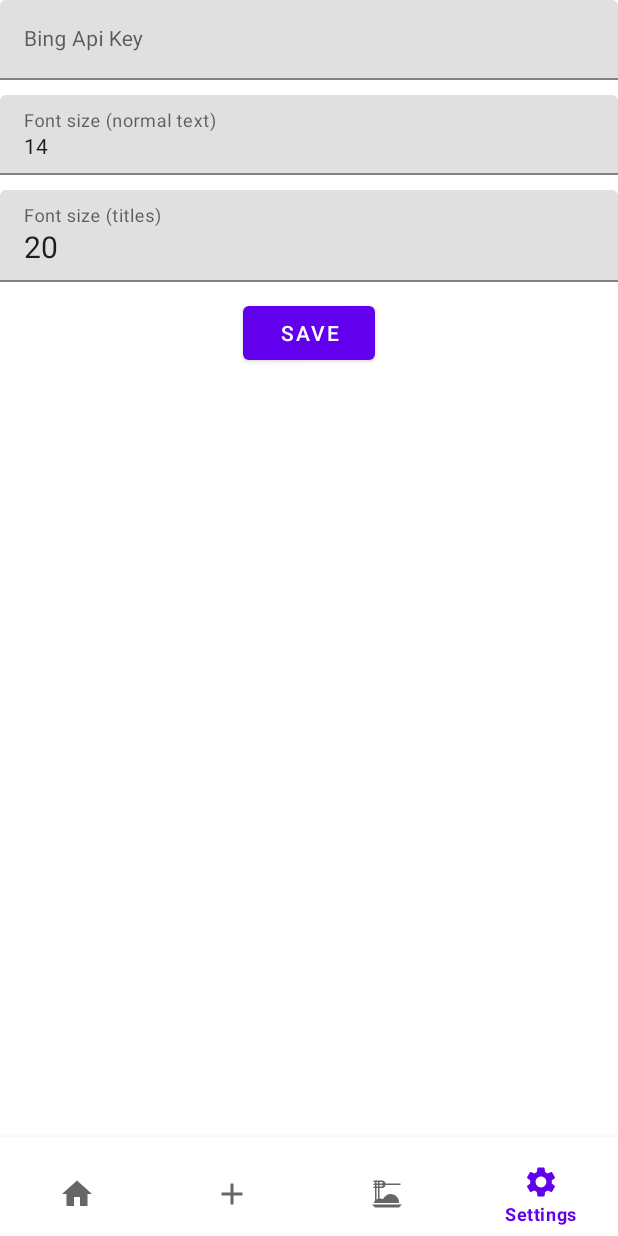
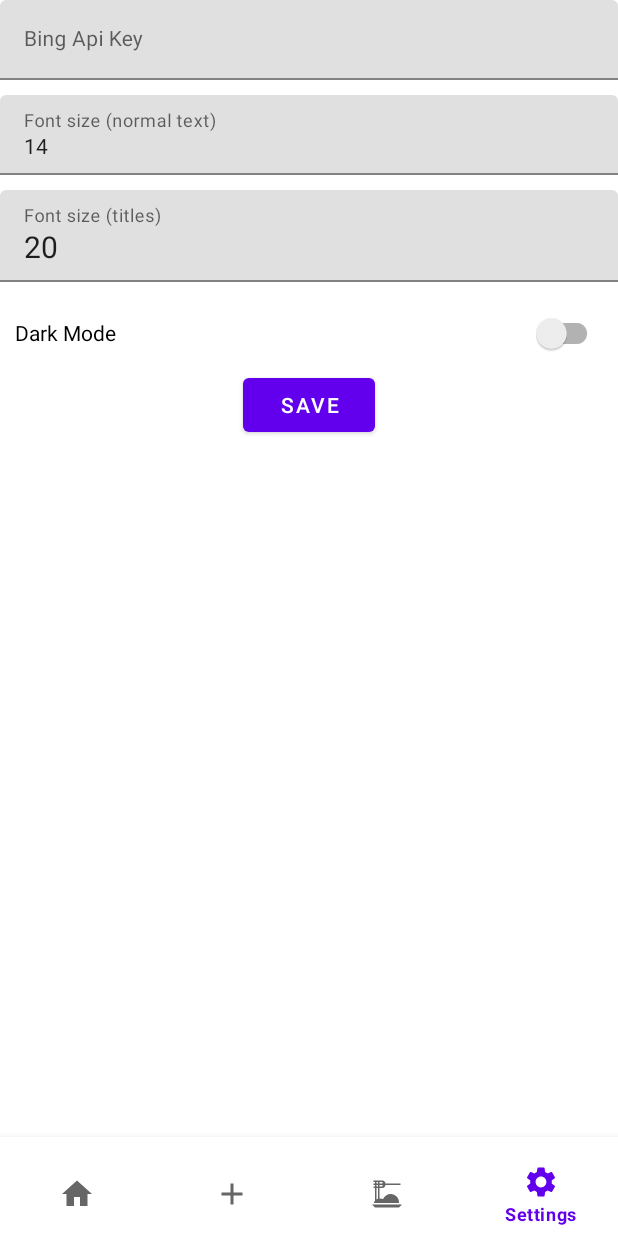
Before and after one commit to Nrojt/Dish-Dex, an Android app: the screen it shows after launch (MainActivity), item 4 of the bottom bar chosen, on a phone screen of 412 x 824 dp. Run offline under Robolectric (Android 15) with nearby library versions, the phone set to English and light mode, and no system bars.

Commit message:
- Updated to gradle 8.0.1 - Dark mode switch - Fixes to text on dark mode

```diff
--- a/app/src/main/java/com/nrojt/dishdex/MainActivity.java
+++ b/app/src/main/java/com/nrojt/dishdex/MainActivity.java
@@ -1,11 +1,13 @@
 package com.nrojt.dishdex;
 
 import android.content.SharedPreferences;
+import android.content.res.Configuration;
 import android.os.Bundle;
 import android.util.Log;
 
 import androidx.activity.OnBackPressedCallback;
 import androidx.appcompat.app.AppCompatActivity;
+import androidx.appcompat.app.AppCompatDelegate;
 import androidx.fragment.app.Fragment;
 import androidx.fragment.app.FragmentManager;
 import androidx.fragment.app.FragmentTransaction;
@@ -43,6 +45,25 @@ public class MainActivity extends AppCompatActivity implements FragmentManager.O
         //Setting the font size
         FontUtils.setTextFontSize(sharedPreferences.getInt(SettingsFragment.FONT_SIZE, 14));
         FontUtils.setTitleFontSize(sharedPreferences.getInt(SettingsFragment.FONT_SIZE_TITLES, 20));
+
+        //Setting the dark mode
+        // Get the current system theme
+        int nightModeFlags = getResources().getConfiguration().uiMode & Configuration.UI_MODE_NIGHT_MASK;
+
+        // Check if the system is in night mode
+        boolean defaultDarkMode = nightModeFlags == Configuration.UI_MODE_NIGHT_YES;
+
+        mainActivityViewModel.setDarkModeLiveData(sharedPreferences.getBoolean(SettingsFragment.DARK_MODE, defaultDarkMode));
+
+        //setting an observer for the dark mode
+        mainActivityViewModel.getDarkModeLiveData().observe(this, darkMode -> {
+            if (darkMode) {
+                AppCompatDelegate.setDefaultNightMode(AppCompatDelegate.MODE_NIGHT_YES);
+            } else {
+                AppCompatDelegate.setDefaultNightMode(AppCompatDelegate.MODE_NIGHT_NO);
+            }
+            //recreate();
+        });
 
         getSupportFragmentManager().addOnBackStackChangedListener(this);
 
--- a/app/src/main/java/com/nrojt/dishdex/backend/viewmodels/MainActivityViewModel.java
+++ b/app/src/main/java/com/nrojt/dishdex/backend/viewmodels/MainActivityViewModel.java
@@ -1,8 +1,19 @@
 package com.nrojt.dishdex.backend.viewmodels;
 
+import androidx.lifecycle.MutableLiveData;
 import androidx.lifecycle.ViewModel;
 
 public class MainActivityViewModel extends ViewModel {
+    private MutableLiveData<Boolean> darkModeLiveData = new MutableLiveData<>();
+
+    public MutableLiveData<Boolean> getDarkModeLiveData() {
+        return darkModeLiveData;
+    }
+
+    public void setDarkModeLiveData(boolean darkMode) {
+        darkModeLiveData.setValue(darkMode);
+    }
+
     public MainActivityViewModel() {
     }
 }
--- a/app/src/main/java/com/nrojt/dishdex/fragments/SettingsFragment.java
+++ b/app/src/main/java/com/nrojt/dishdex/fragments/SettingsFragment.java
@@ -2,6 +2,7 @@ package com.nrojt.dishdex.fragments;
 
 import android.content.Context;
 import android.content.SharedPreferences;
+import android.content.res.Configuration;
 import android.os.Bundle;
 import android.view.LayoutInflater;
 import android.view.View;
@@ -9,11 +10,13 @@ import android.view.ViewGroup;
 import android.widget.Button;
 import android.widget.Toast;
 
+import androidx.appcompat.widget.SwitchCompat;
 import androidx.fragment.app.Fragment;
 import androidx.lifecycle.ViewModelProvider;
 
 import com.google.android.material.textfield.TextInputLayout;
 import com.nrojt.dishdex.R;
+import com.nrojt.dishdex.backend.viewmodels.MainActivityViewModel;
 import com.nrojt.dishdex.backend.viewmodels.SettingsFragmentViewModel;
 import com.nrojt.dishdex.utils.viewmodel.FontUtils;
 
@@ -24,17 +27,21 @@ public class SettingsFragment extends Fragment {
     private TextInputLayout fontSizeTextInput;
     private TextInputLayout fontSizeTitleTextInput;
     private Button saveSettingsButton;
+    private SwitchCompat darkModeSwitch;
 
     private String bingApiKey;
     private int fontSize;
     private int fontSizeTitles;
+    private boolean darkMode;
 
     public static final String SHARED_PREFS = "SharedPrefs";
     public static final String BING_API_KEY = "bingApiKey";
     public static final String FONT_SIZE = "fontSize";
     public static final String FONT_SIZE_TITLES = "fontSizeTitles";
+    public static final String DARK_MODE = "darkMode";
 
     private SettingsFragmentViewModel viewModel;
+    private MainActivityViewModel mainActivityViewModel;
 
     private static final String ARG_PARAM1 = "param1";
     private static final String ARG_PARAM2 = "param2";
@@ -63,6 +70,7 @@ public class SettingsFragment extends Fragment {
             mParam2 = getArguments().getString(ARG_PARAM2);
         }
         viewModel = new ViewModelProvider(requireActivity()).get(SettingsFragmentViewModel.class);
+        mainActivityViewModel = new ViewModelProvider(requireActivity()).get(MainActivityViewModel.class);
     }
 
     @Override
@@ -76,6 +84,7 @@ public class SettingsFragment extends Fragment {
         saveSettingsButton = view.findViewById(R.id.saveSettingsButton);
         fontSizeTextInput = view.findViewById(R.id.fontSizeTextInput);
         fontSizeTitleTextInput = view.findViewById(R.id.fontSizeTitleTextInput);
+        darkModeSwitch = view.findViewById(R.id.darkModeSwitch);
 
 
         //Saving the settings to shared preferences (local storage) when the save button is clicked
@@ -83,6 +92,7 @@ public class SettingsFragment extends Fragment {
             bingApiKey = bingApiKeyTextInput.getEditText().getText().toString();
             fontSize = Integer.parseInt(fontSizeTextInput.getEditText().getText().toString());
             fontSizeTitles = Integer.parseInt(fontSizeTitleTextInput.getEditText().getText().toString());
+            darkMode = darkModeSwitch.isChecked();
 
             if(fontSize > 32){
                 Toast.makeText(getActivity().getApplicationContext(), "Font size too large", Toast.LENGTH_SHORT).show();
@@ -137,11 +147,13 @@ public class SettingsFragment extends Fragment {
         editor.putString(BING_API_KEY, bingApiKey);
         editor.putInt(FONT_SIZE, fontSize);
         editor.putInt(FONT_SIZE_TITLES, fontSizeTitles);
+        editor.putBoolean(DARK_MODE, darkMode);
         editor.apply();
 
         //Setting the static variables in FontUtils to the new values
         FontUtils.setTextFontSize(fontSize);
         FontUtils.setTitleFontSize(fontSizeTitles);
+        mainActivityViewModel.setDarkModeLiveData(darkMode);
 
         //Updating the font sizes
         setFontSizes();
@@ -155,10 +167,19 @@ public class SettingsFragment extends Fragment {
         int loadedFontSize = sharedPreferences.getInt(FONT_SIZE, 14);
         int loadedFontSizeTitles = sharedPreferences.getInt(FONT_SIZE_TITLES, 20);
 
+        // Get the current system theme
+        int nightModeFlags = getContext().getResources().getConfiguration().uiMode & Configuration.UI_MODE_NIGHT_MASK;
+
+        // Check if the system is in night mode
+        boolean defaultDarkMode = nightModeFlags == Configuration.UI_MODE_NIGHT_YES;
+
+        boolean loadedDarkMode = sharedPreferences.getBoolean(DARK_MODE, defaultDarkMode);
+
         //Setting the text in the text input to the api key that was loaded in
         bingApiKeyTextInput.getEditText().setText(loadedApiKey);
         fontSizeTextInput.getEditText().setText(String.valueOf(loadedFontSize));
         fontSizeTitleTextInput.getEditText().setText(String.valueOf(loadedFontSizeTitles));
+        darkModeSwitch.setChecked(loadedDarkMode);
     }
 
     private void setFontSizes() {
--- a/app/src/main/res/layout/fragment_add_category.xml
+++ b/app/src/main/res/layout/fragment_add_category.xml
@@ -12,8 +12,7 @@
         android:layout_height="wrap_content"
         android:layout_gravity="center"
         android:text="Add a category"
-        android:textSize="32sp"
-        android:textColor="@color/black" />
+        android:textSize="32sp" />
 
     <EditText
         android:id="@+id/categoryNameEditText"
--- a/app/src/main/res/layout/fragment_home_page.xml
+++ b/app/src/main/res/layout/fragment_home_page.xml
@@ -15,7 +15,6 @@
         android:layout_marginTop="10dp"
         android:layout_marginEnd="10dp"
         android:text="Hello"
-        android:textColor="@color/black"
         android:textSize="48sp"
         android:textStyle="bold"
         ads:layout_constraintEnd_toEndOf="parent"
@@ -30,7 +29,6 @@
         android:layout_marginTop="10dp"
         android:layout_marginEnd="10dp"
         android:text="Date"
-        android:textColor="@color/black"
         ads:layout_constraintEnd_toEndOf="parent"
         ads:layout_constraintHorizontal_bias="0.0"
         ads:layout_constraintStart_toStartOf="parent"
@@ -44,7 +42,6 @@
         android:layout_marginTop="10dp"
         android:layout_marginEnd="10dp"
         android:text="Time"
-        android:textColor="@color/black"
         ads:layout_constraintEnd_toEndOf="parent"
         ads:layout_constraintStart_toStartOf="parent"
         ads:layout_constraintTop_toBottomOf="@+id/dateTextView" />
@@ -57,7 +54,6 @@
         android:layout_marginTop="10dp"
         android:layout_marginEnd="10dp"
         android:text="You do not have any saved recipes for this time of the day."
-        android:textColor="@color/black"
         android:textSize="20sp"
         ads:layout_constraintEnd_toStartOf="parent"
         ads:layout_constraintStart_toStartOf="parent"
@@ -85,7 +81,6 @@
                 android:layout_height="wrap_content"
                 android:layout_marginStart="10dp"
                 android:text="Title"
-                android:textColor="@color/black"
                 android:textSize="20sp"
                 android:textStyle="bold"
                 app:layout_constraintStart_toStartOf="parent"
@@ -120,7 +115,6 @@
         android:layout_marginTop="10dp"
         android:layout_marginEnd="10dp"
         android:text="Other recipe's"
-        android:textColor="@color/black"
         android:textStyle="bold"
         ads:layout_constraintEnd_toStartOf="@+id/greetingsTextView"
         ads:layout_constraintStart_toStartOf="parent"
--- a/app/src/main/res/layout/fragment_settings.xml
+++ b/app/src/main/res/layout/fragment_settings.xml
@@ -57,7 +57,17 @@
         android:layout_width="wrap_content"
         android:layout_height="wrap_content"
         android:layout_centerInParent="true"
-        android:layout_below="@id/fontSizeTitleTextInput"
+        android:layout_below="@id/darkModeSwitch"
         android:text="Save" />
 
+    <androidx.appcompat.widget.SwitchCompat
+        android:id="@+id/darkModeSwitch"
+        android:layout_width="match_parent"
+        android:layout_height="wrap_content"
+        android:layout_below="@id/fontSizeTitleTextInput"
+        android:layout_marginStart="10dp"
+        android:layout_marginEnd="10dp"
+        android:minHeight="48dp"
+        android:text="Dark Mode" />
+
 </RelativeLayout>
--- a/app/src/main/res/layout/saved_categories_row.xml
+++ b/app/src/main/res/layout/saved_categories_row.xml
@@ -21,7 +21,6 @@
                 android:layout_marginStart="10dp"
                 android:layout_marginEnd="10dp"
                 android:text="Title"
-                android:textColor="@color/black"
                 android:textSize="20sp"
                 android:textStyle="bold"
                 app:layout_constraintEnd_toEndOf="parent"
--- a/app/src/main/res/layout/saved_recipes_row.xml
+++ b/app/src/main/res/layout/saved_recipes_row.xml
@@ -20,7 +20,6 @@
                 android:layout_height="wrap_content"
                 android:layout_marginStart="10dp"
                 android:text="Title"
-                android:textColor="@color/black"
                 android:textSize="20sp"
                 android:textStyle="bold"
                 app:layout_constraintStart_toStartOf="parent"
--- a/app/src/main/res/values-night/themes.xml
+++ b/app/src/main/res/values-night/themes.xml
@@ -4,7 +4,7 @@
         <!-- Primary brand color. -->
         <item name="colorPrimary">@color/purple_200</item>
         <item name="colorPrimaryVariant">@color/purple_700</item>
-        <item name="colorOnPrimary">@color/black</item>
+        <item name="colorOnPrimary">@color/white</item>
         <!-- Secondary brand color. -->
         <item name="colorSecondary">@color/teal_200</item>
         <item name="colorSecondaryVariant">@color/teal_200</item>
--- a/app/src/main/res/values/strings.xml
+++ b/app/src/main/res/values/strings.xml
@@ -1,7 +1,5 @@
 <resources>
-    <string name="app_name">Dish Dex</string>
-    <!-- TODO: Remove or change this placeholder text -->
-    <string name="hello_blank_fragment">Hello blank fragment</string>
+    <string name="app_name" translatable="false">Dish Dex</string>
     <string name="add_category">add category</string>
     <string name="home_title">Home</string>
     <string name="add_recipe_title">Add recipe</string>
--- a/build.gradle
+++ b/build.gradle
@@ -1,5 +1,5 @@
 // Top-level build file where you can add configuration options common to all sub-projects/modules.
 plugins {
-    id 'com.android.application' version '8.0.0' apply false
-    id 'com.android.library' version '8.0.0' apply false
+    id 'com.android.application' version '8.0.1' apply false
+    id 'com.android.library' version '8.0.1' apply false
 }
```
